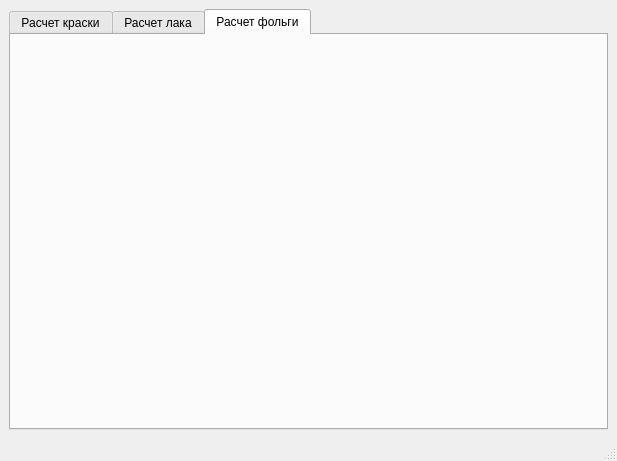
The window that mainwindow.ui (Alexcoratt/ColorCalc_GUI) describes before a commit, drawn with Qt 5.
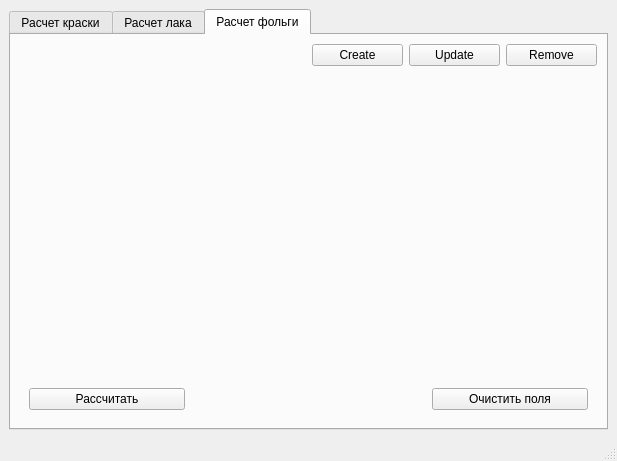
The same window after the commit. The open tabs and pages were chosen to show the change. Custom widgets are drawn as their Qt base class.

Commit message: Created and integrated foil calculation tab class

```diff
--- a/mainwindow.ui
+++ b/mainwindow.ui
@@ -232,6 +232,104 @@
        <attribute name="title">
         <string>Расчет фольги</string>
        </attribute>
+       <layout class="QVBoxLayout" name="verticalLayout_4" stretch="0,1,1,0">
+        <item>
+         <layout class="QHBoxLayout" name="fcComboBoxLayout">
+          <item>
+           <widget class="NamedField" name="foilPresetField" native="true"/>
+          </item>
+          <item>
+           <layout class="QHBoxLayout" name="fcButtonLayout">
+            <item>
+             <widget class="QPushButton" name="fcCreatePresetButton">
+              <property name="text">
+               <string>Create</string>
+              </property>
+             </widget>
+            </item>
+            <item>
+             <widget class="QPushButton" name="fcUpdatePresetButton">
+              <property name="text">
+               <string>Update</string>
+              </property>
+             </widget>
+            </item>
+            <item>
+             <widget class="QPushButton" name="fcRemovePresetButton">
+              <property name="text">
+               <string>Remove</string>
+              </property>
+             </widget>
+            </item>
+           </layout>
+          </item>
+         </layout>
+        </item>
+        <item>
+         <layout class="QGridLayout" name="gridLayout_4" columnstretch="0,0">
+          <property name="horizontalSpacing">
+           <number>64</number>
+          </property>
+          <property name="verticalSpacing">
+           <number>6</number>
+          </property>
+          <item row="0" column="0">
+           <widget class="NamedField" name="fcLengthField" native="true"/>
+          </item>
+          <item row="0" column="1">
+           <widget class="NamedField" name="fcLengthReserveField" native="true"/>
+          </item>
+          <item row="1" column="0">
+           <widget class="NamedField" name="fcWidthField" native="true"/>
+          </item>
+          <item row="2" column="0">
+           <widget class="NamedField" name="fcSheetNumberField" native="true"/>
+          </item>
+          <item row="1" column="1">
+           <widget class="NamedField" name="fcWidthReserveField" native="true"/>
+          </item>
+          <item row="2" column="1">
+           <widget class="NamedField" name="fcCirculationField" native="true"/>
+          </item>
+         </layout>
+        </item>
+        <item>
+         <spacer name="verticalSpacer">
+          <property name="orientation">
+           <enum>Qt::Vertical</enum>
+          </property>
+          <property name="sizeHint" stdset="0">
+           <size>
+            <width>20</width>
+            <height>40</height>
+           </size>
+          </property>
+         </spacer>
+        </item>
+        <item>
+         <widget class="QWidget" name="horizontalWidget_3" native="true">
+          <layout class="QHBoxLayout" name="horizontalLayout_6" stretch="2,3,2">
+           <item>
+            <widget class="QPushButton" name="fcCalculateButton">
+             <property name="text">
+              <string>Рассчитать</string>
+             </property>
+            </widget>
+           </item>
+           <item>
+            <widget class="NamedField" name="fcResultField" native="true"/>
+           </item>
+           <item>
+            <widget class="QPushButton" name="fcClearFieldsButton">
+             <property name="text">
+              <string>Очистить поля</string>
+             </property>
+            </widget>
+           </item>
+          </layout>
+         </widget>
+        </item>
+       </layout>
       </widget>
      </widget>
     </item>
```
Left out of the diff: 17 changed lines with no effect on the pictures. The commit also changes 11 other files.
